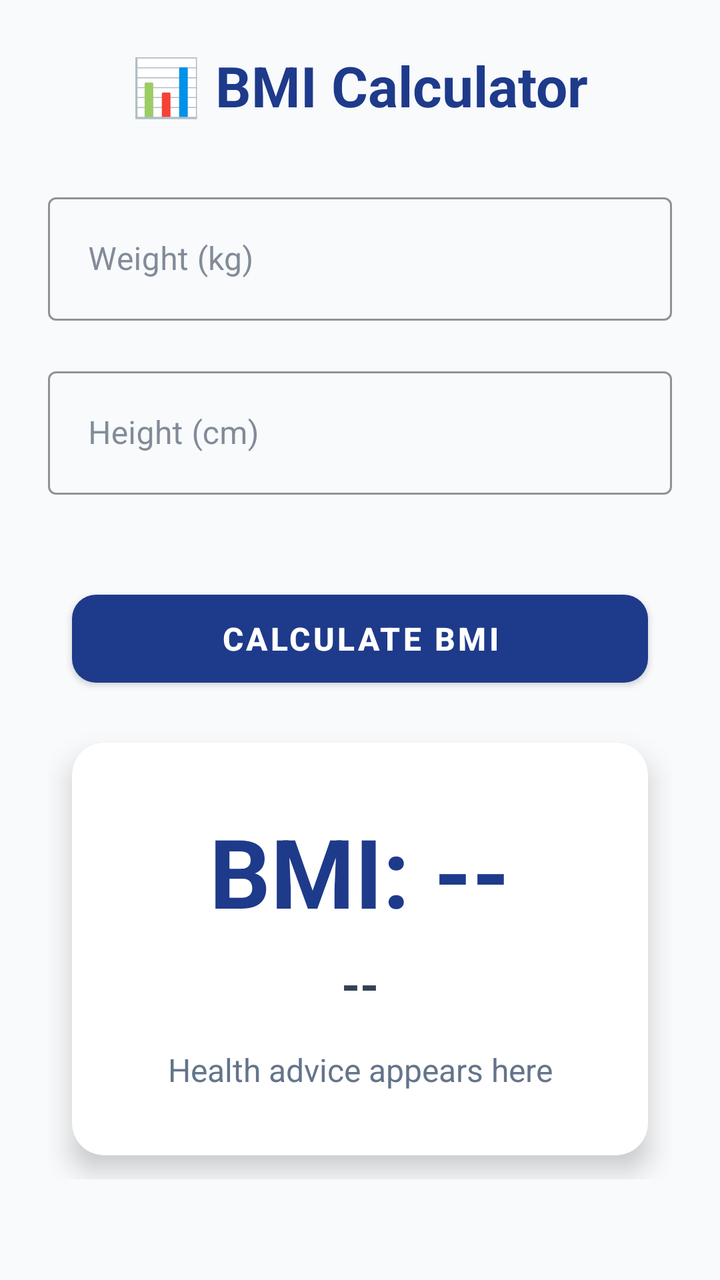
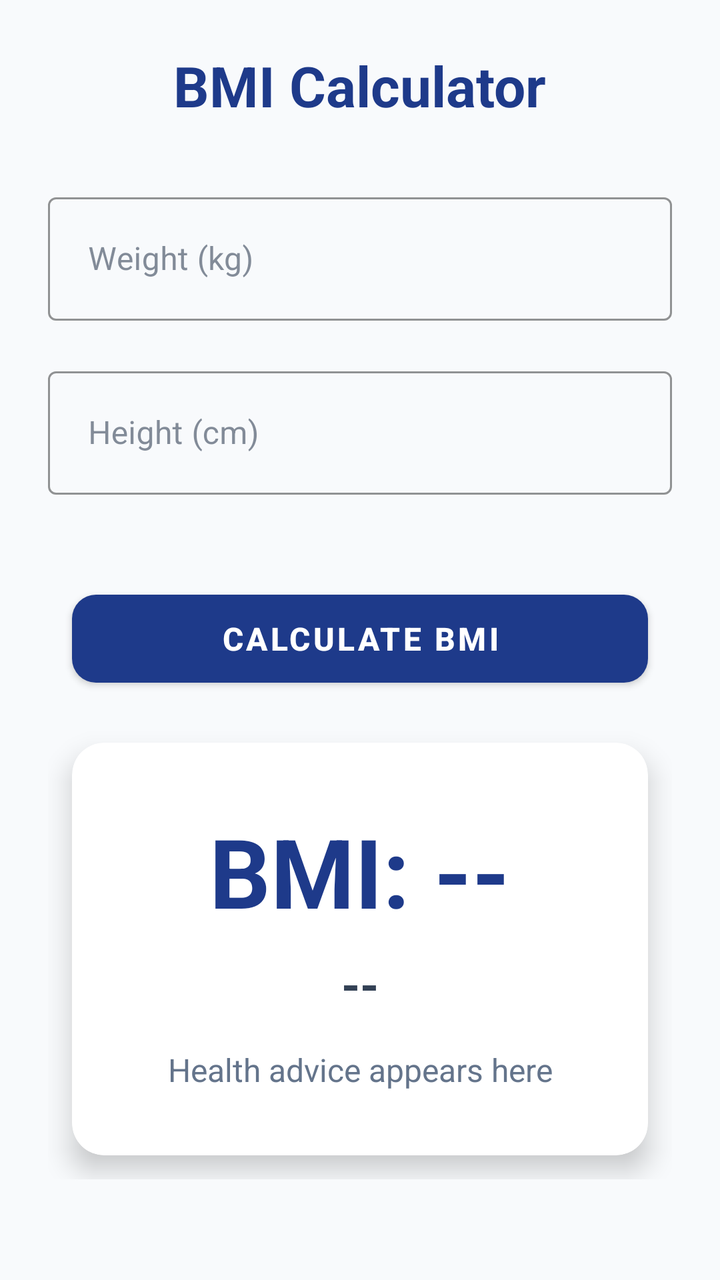

Screens rendered from an Android XML layout before and after an edit, with the pre-edit source and the edit as a unified diff.
<!-- AndroidManifest.xml: application theme Theme.SpotterMobile -->
<!-- res/layout/activity_bmi.xml -->
<?xml version="1.0" encoding="utf-8"?>
<ScrollView xmlns:android="http://schemas.android.com/apk/res/android"
    xmlns:app="http://schemas.android.com/apk/res-auto"
    android:layout_width="match_parent"
    android:layout_height="match_parent"
    android:background="@color/light_gray"
    android:padding="24dp">

    <LinearLayout
        android:layout_width="match_parent"
        android:layout_height="wrap_content"
        android:orientation="vertical">

        <TextView
            android:layout_width="wrap_content"
            android:layout_height="wrap_content"
            android:layout_gravity="center"
            android:layout_marginBottom="32dp"
            android:text="📊 BMI Calculator"
            android:textColor="@color/primary_blue"
            android:textSize="28sp"
            android:textStyle="bold" />

        
        <com.google.android.material.textfield.TextInputLayout
            style="@style/Widget.MaterialComponents.TextInputLayout.OutlinedBox"
            android:layout_width="match_parent"
            android:layout_height="wrap_content"
            android:layout_marginBottom="20dp"
            app:boxStrokeColor="@color/gold">

            <com.google.android.material.textfield.TextInputEditText
                android:id="@+id/etWeight"
                android:layout_width="match_parent"
                android:layout_height="wrap_content"
                android:hint="Weight (kg)"
                android:inputType="numberDecimal"
                android:padding="20dp" />

        </com.google.android.material.textfield.TextInputLayout>

        
        <com.google.android.material.textfield.TextInputLayout
            style="@style/Widget.MaterialComponents.TextInputLayout.OutlinedBox"
            android:layout_width="match_parent"
            android:layout_height="wrap_content"
            android:layout_marginBottom="32dp"
            app:boxStrokeColor="@color/gold">

            <com.google.android.material.textfield.TextInputEditText
                android:id="@+id/etHeight"
                android:layout_width="match_parent"
                android:layout_height="wrap_content"
                android:hint="Height (cm)"
                android:inputType="numberDecimal"
                android:padding="20dp" />

        </com.google.android.material.textfield.TextInputLayout>

        
        <Button
            android:id="@+id/btnCalculate"
            style="@style/GymButton"
            android:layout_width="match_parent"
            android:layout_height="56dp"
            android:text="CALCULATE BMI" />

        
        <androidx.cardview.widget.CardView
            android:layout_width="match_parent"
            android:layout_height="wrap_content"
            android:layout_marginTop="32dp"
            style="@style/GymCard"
            app:cardBackgroundColor="@color/white">

            <LinearLayout
                android:layout_width="match_parent"
                android:layout_height="wrap_content"
                android:gravity="center"
                android:orientation="vertical"
                android:padding="32dp">

                <TextView
                    android:id="@+id/tvBMIResult"
                    android:layout_width="wrap_content"
                    android:layout_height="wrap_content"
                    android:text="BMI: --"
                    android:textColor="@color/primary_blue"
                    android:textSize="48sp"
                    android:textStyle="bold" />

                <TextView
                    android:id="@+id/tvCategory"
                    android:layout_width="wrap_content"
                    android:layout_height="wrap_content"
                    android:layout_marginTop="8dp"
                    android:text="--"
                    android:textSize="24sp"
                    android:textStyle="bold" />

                <TextView
                    android:id="@+id/tvHealthAdvice"
                    android:layout_width="match_parent"
                    android:layout_height="wrap_content"
                    android:layout_marginTop="16dp"
                    android:gravity="center"
                    android:lineSpacingExtra="4dp"
                    android:text="Health advice appears here"
                    android:textColor="@color/gray"
                    android:textSize="16sp" />

            </LinearLayout>

        </androidx.cardview.widget.CardView>

    </LinearLayout>

</ScrollView>
<!-- resources referenced by this layout -->
<resources>
  <color name="gold">#F59E0B</color>
  <color name="gray">#64748B</color>
  <color name="light_gray">#F8FAFC</color>
  <color name="primary_blue">#1E3A8A</color>
  <color name="white">#FFFFFF</color>
  <style name="GymButton" parent="Widget.MaterialComponents.Button">
        
          <item name="android:layout_margin">12dp</item>
          <item name="android:textSize">16sp</item>
          <item name="android:textStyle">bold</item>
          <item name="android:textColor">@color/white</item>
          <item name="backgroundTint">@color/primary_blue</item>
          <item name="cornerRadius">12dp</item>
          <item name="elevation">4dp</item>
      </style>
  <style name="GymCard" parent="Widget.MaterialComponents.CardView">
          <item name="cardCornerRadius">16dp</item>
          <item name="cardElevation">8dp</item>
          <item name="android:layout_margin">12dp</item>
      </style>
  <style name="Theme.SpotterMobile" parent="Theme.MaterialComponents.Light.NoActionBar">
          
          
          <item name="colorPrimary">@color/primary_blue</item>
          <item name="colorPrimaryVariant">@color/primary_blue_dark</item>
          <item name="colorOnPrimary">@color/white</item>
          <item name="colorSecondary">@color/gold</item>
          <item name="colorSecondaryVariant">@color/gold_dark</item>
          <item name="colorOnSecondary">@color/white</item>
          <item name="android:statusBarColor">@color/primary_blue_dark</item>
          <item name="colorSurface">@color/white</item>
  
          
          <item name="colorOnSurface">@color/dark_gray</item>
          <item name="colorOnBackground">@color/dark_gray</item>
          <item name="android:textColorHint">@color/gray</item>
          <item name="android:textColor">@color/dark_gray</item>
      </style>
  <color name="primary_blue_dark">#1E40AF</color>
  <color name="gold_dark">#D97706</color>
  <color name="dark_gray">#334155</color>
</resources>

<!-- the commit's change to res/layout/activity_bmi.xml (unified diff, before → after) -->
@@ -16,7 +16,7 @@
             android:layout_height="wrap_content"
             android:layout_gravity="center"
             android:layout_marginBottom="32dp"
-            android:text="📊 BMI Calculator"
+            android:text="BMI Calculator"
             android:textColor="@color/primary_blue"
             android:textSize="28sp"
             android:textStyle="bold" />
